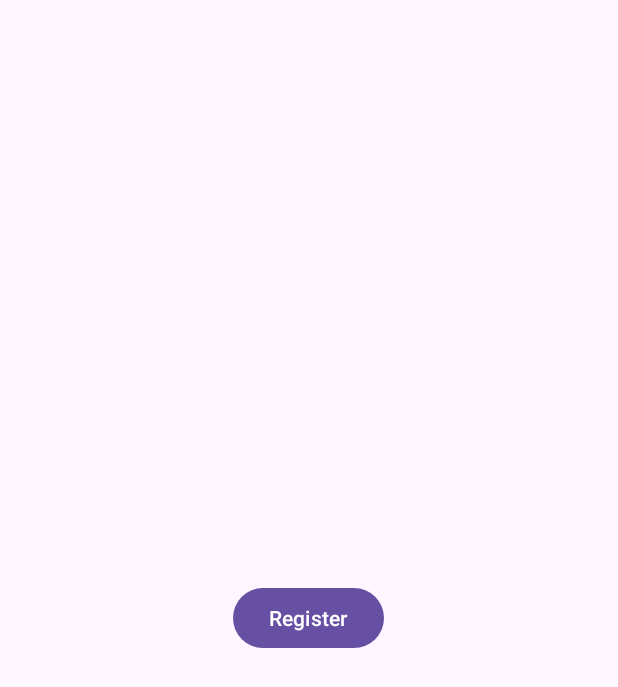
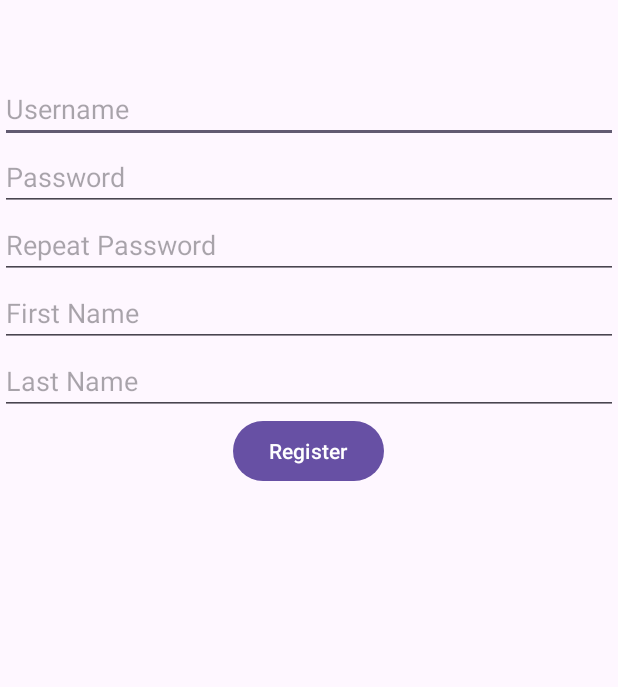
Before and after one commit to hanal-lang/MyApplication1, an Android app: the RegisterActivity screen opened directly, with no data from a screen before it, on a phone screen of 412 x 824 dp. Shown: the top 687 px of the screen. Run offline under Robolectric (Android 15) with nearby library versions, the phone set to English and light mode, and no system bars.

Commit message:
הוספת שדות קלט למסך ההרשמה
עדכון זה מרחיב את פריסת מסך ההרשמה (`register_layout.xml`) ומוסיף מספר שדות `EditText` לאיסוף פרטי המשתמש.

שינויים עיקריים:
*   **שדות קלט חדשים:** נוספו שדות להזנת שם משתמש, סיסמה, אימות סיסמה, שם פרטי ושם משפחה.
*   **שינויי פריסה (Layout):**
    *   הכיוון של ה-`LinearLayout` שונה ל-`vertical` (אנכי) כדי לסדר את הרכיבים זה מתחת לזה.
    *   המאפיין `gravity="center"` הוסר מהפריסה הראשית, ובמקומו נוסף `layout_gravity="center"` לכפתור ההרשמה (`btnRegister`) כדי למרכז אותו בלבד.
    *   נוסף `layout_marginTop="50dp"` כדי להוסיף ריווח עליון לפריסה.

```diff
--- a/app/src/main/res/layout/register_layout.xml
+++ b/app/src/main/res/layout/register_layout.xml
@@ -6,11 +6,44 @@
     android:layout_width="match_parent"
     android:layout_height="match_parent"
     tools:context=".RegisterActivity"
-    android:gravity="center">
+    android:orientation="vertical"
+    android:layout_marginTop="50dp">
+
+    <EditText
+        android:id="@+id/etUsername"
+        android:layout_width="match_parent"
+        android:layout_height="wrap_content"
+        android:hint="Username"
+        android:inputType="textPersonName"/>
+    <EditText
+        android:id="@+id/etPassword"
+        android:layout_width="match_parent"
+        android:layout_height="wrap_content"
+        android:hint="Password"
+        android:inputType="textPassword"/>
+    <EditText
+        android:id="@+id/etRePassword"
+        android:layout_width="match_parent"
+        android:layout_height="wrap_content"
+        android:hint="Repeat Password"
+        android:inputType="textPassword"/>
+    <EditText
+        android:id="@+id/etFirstName"
+        android:layout_width="match_parent"
+        android:layout_height="wrap_content"
+        android:hint="First Name" />
+    <EditText
+        android:id="@+id/etLasName"
+        android:layout_width="match_parent"
+        android:layout_height="wrap_content"
+        android:hint="Last Name"/>
+
+
 
     <Button
         android:id="@+id/btnRegister"
         android:layout_width="wrap_content"
         android:layout_height="wrap_content"
-        android:text="Register" />
+        android:text="Register"
+        android:layout_gravity="center"/>
 </LinearLayout>
```
